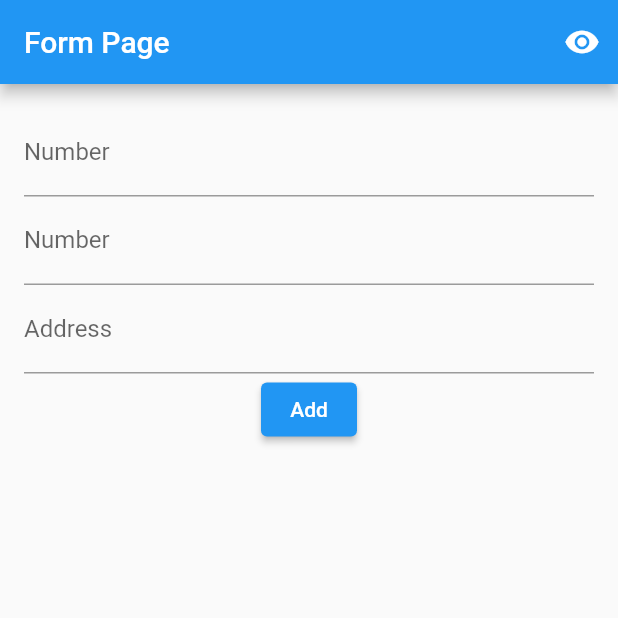
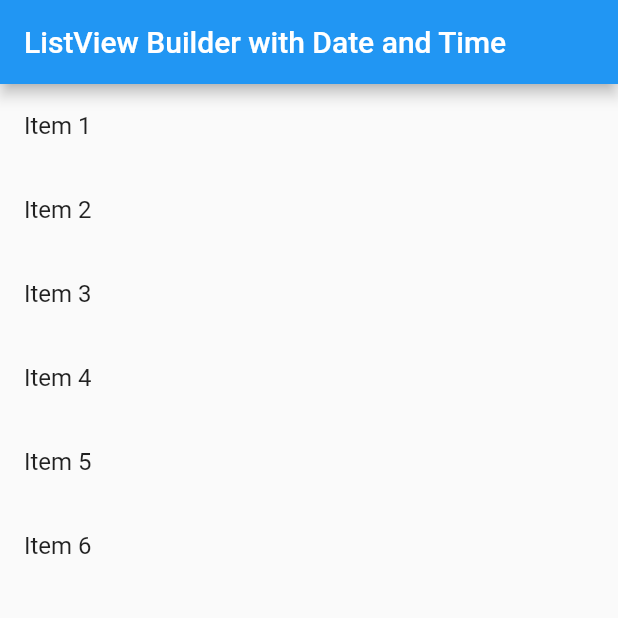
Before and after one commit to Ytiwari24/experiments, a Flutter app: the screen it shows after launch, on a phone screen of 412 x 824 dp, the top half of it. Run offline on Flutter 3.47's test engine with Material 2 defaults, Android fonts, the phone set to English and light mode, and no system bars; our stand-ins replace get.

Commit message:
done date and time

```diff
--- a/lib/main.dart
+++ b/lib/main.dart
@@ -2,6 +2,7 @@ import 'package:flutter/material.dart';
 import 'package:get/get.dart';
 import 'FormPage.dart';
 import 'list_display_page.dart';
+import 'visibility_dart.dart';
 
 
 void main() {
@@ -15,10 +16,12 @@ class MyApp extends StatelessWidget {
   Widget build(BuildContext context) {
     return GetMaterialApp(
       title: 'Flutter Demo',
-      home: const FormPage(),
-      routes: {
-        '/listDisplay': (context) => ListDisplayPage(const []),
-      },
+      home: MyListView()
+
+      // const FormPage(),
+      // routes: {
+      //   '/listDisplay': (context) => ListDisplayPage(const []),
+      // },
     );
   }
 }
--- /dev/null
+++ b/lib/visibility_dart.dart
@@ -0,0 +1,48 @@
+import 'package:flutter/material.dart';
+
+class MyListView extends StatefulWidget {
+  @override
+  _MyListViewState createState() => _MyListViewState();
+}
+
+class _MyListViewState extends State<MyListView> {
+  List<String> items = [
+    'Item 1',
+    'Item 2',
+    'Item 3',
+    'Item 4',
+    'Item 5',
+    'Item 6',
+  ];
+
+  // List to store the date and time for each item
+  List<String> itemDates = List.filled(6, ''); // Initialize all items with empty strings
+
+  @override
+  Widget build(BuildContext context) {
+    return Scaffold(
+      appBar: AppBar(
+        title: Text('ListView Builder with Date and Time'),
+      ),
+      body: ListView.builder(
+        itemCount: items.length,
+        itemBuilder: (BuildContext context, int index) {
+          return GestureDetector(
+            onTap: () {
+              // Update the date and time for the tapped item
+              setState(() {
+                itemDates[index] = DateTime.now().toString();
+              });
+            },
+            child: ListTile(
+              title: Text(itemDates[index].isEmpty ? items[index] : itemDates[index]),
+              // Add any other widgets as needed for each item
+            ),
+          );
+        },
+      ),
+    );
+  }
+}
+
+// void main() => runApp(MaterialApp(home: MyListView()));
```
